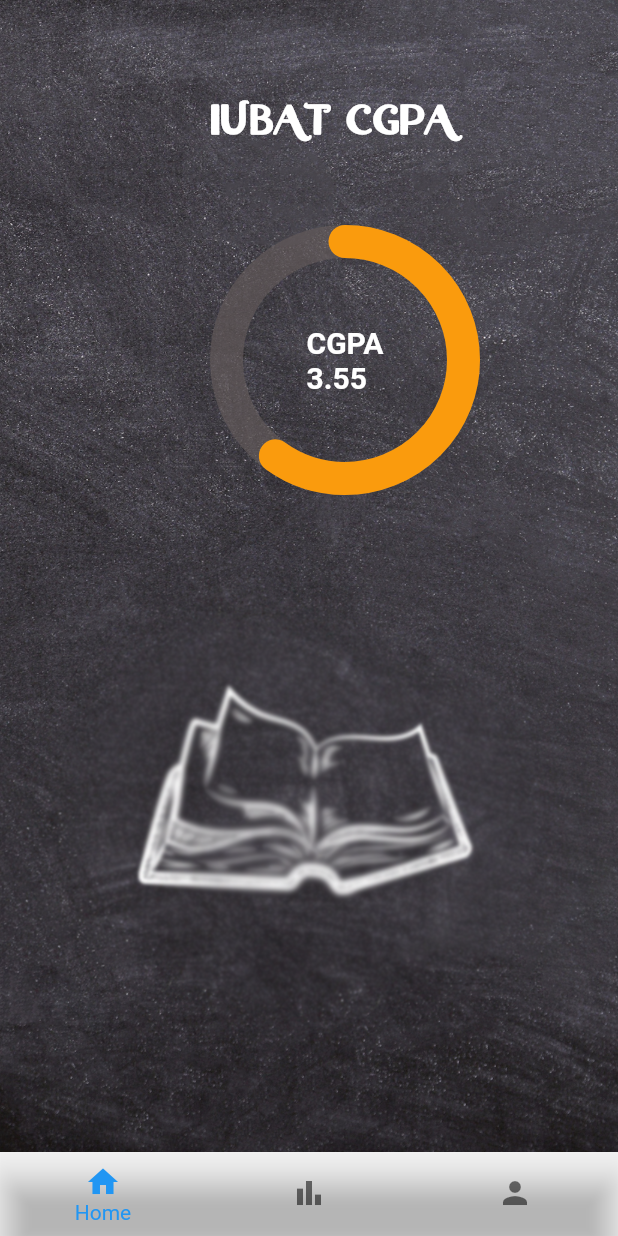
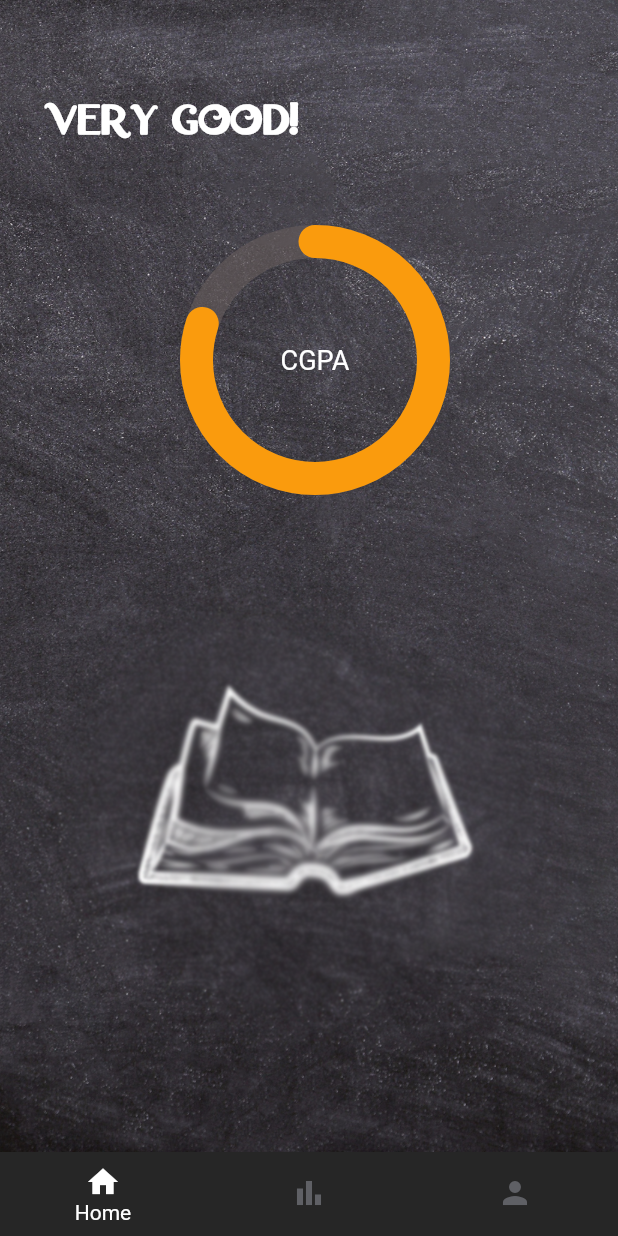
Before and after one commit to EftiarHKhan/IUBAT-CGPA-application, a Flutter app: the MainPage screen opened by its route, on a phone screen of 412 x 824 dp. Run offline on Flutter 3.47's test engine with Material 2 defaults, Android fonts, the light colour scheme and no system bars; drawn by our look-alikes of percent_indicator.

Commit message:
navbar color

```diff
--- a/lib/screens/home_page.dart
+++ b/lib/screens/home_page.dart
@@ -15,6 +15,7 @@
   // final tabs = [HomePage(), OverviewPage(), ProfilePage()];
   @override
   Widget build(BuildContext context) {
+    // var data = '3.55';
     return Container(
       decoration: const BoxDecoration(
         image: DecorationImage(
@@ -24,35 +25,39 @@
         backgroundColor: Colors.transparent,
         body: Stack(children: [
           Container(
-            padding: const EdgeInsets.only(left: 140, top: 60),
+            padding: const EdgeInsets.only(left: 30, top: 60),
             child: const Text(
-              'IUBAT CGPA',
+              'Very Good!',
               style: TextStyle(
                 color: Colors.white,
                 fontSize: 35,
                 fontWeight: FontWeight.bold,
                 fontFamily: 'Madrigal',
+
               ),
             ),
           ),
           Container(
-            padding: const EdgeInsets.only(left: 140, top: 150),
+            padding: const EdgeInsets.only(left: 120, top: 150),
             child: CircularPercentIndicator(
               animation: true,
               animationDuration: 1000,
               radius: 90,
               lineWidth: 22,
-              percent: 0.6,
+              percent: 0.8,
               progressColor: Color.fromARGB(255, 250, 155, 13),
               backgroundColor: Color.fromARGB(167, 99, 90, 90),
               circularStrokeCap: CircularStrokeCap.round,
-              center: const Text(
-                'CGPA\n3.55',
+
+               center: const Text(
+                'CGPA',
                 style: TextStyle(
-                  fontSize: 20,
+                  fontSize: 18,
                   color: Colors.white,
-                  fontWeight: FontWeight.bold,
+                  // fontWeight: FontWeight.bold,
                 ),
+
+
               ),
             ),
           ),
--- a/lib/screens/main_page.dart
+++ b/lib/screens/main_page.dart
@@ -30,9 +30,9 @@
       ),
       bottomNavigationBar: BottomNavigationBar(
         // type: BottomNavigationBarType.fixed,
-        backgroundColor: Colors.transparent,
-        // selectedItemColor: Colors.white,
-        // unselectedItemColor: Colors.white70,
+        backgroundColor: Color.fromRGBO(38, 38, 38, 2),
+        selectedItemColor: Colors.white,
+        unselectedItemColor: Color.fromRGBO(95, 96, 101, 95),
         // iconSize: 20,
         // selectedFontSize: 25,
         // unselectedFontSize: 16,
```
